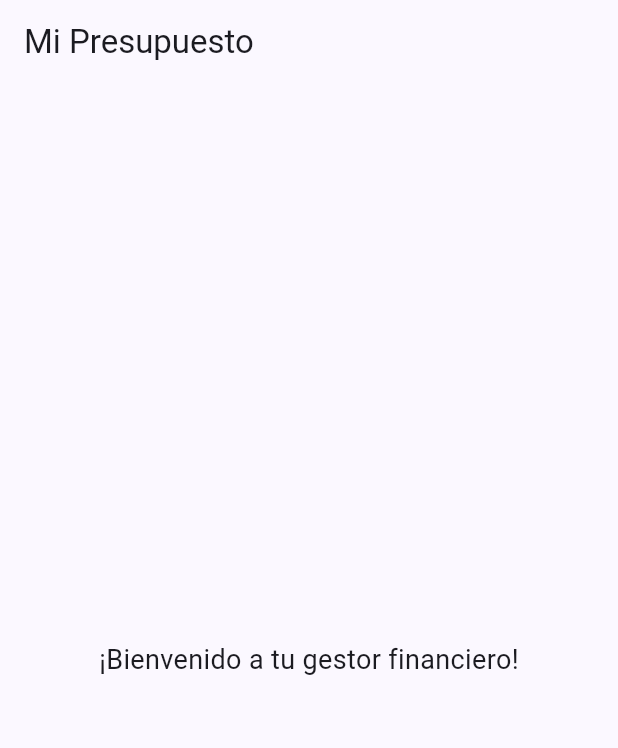
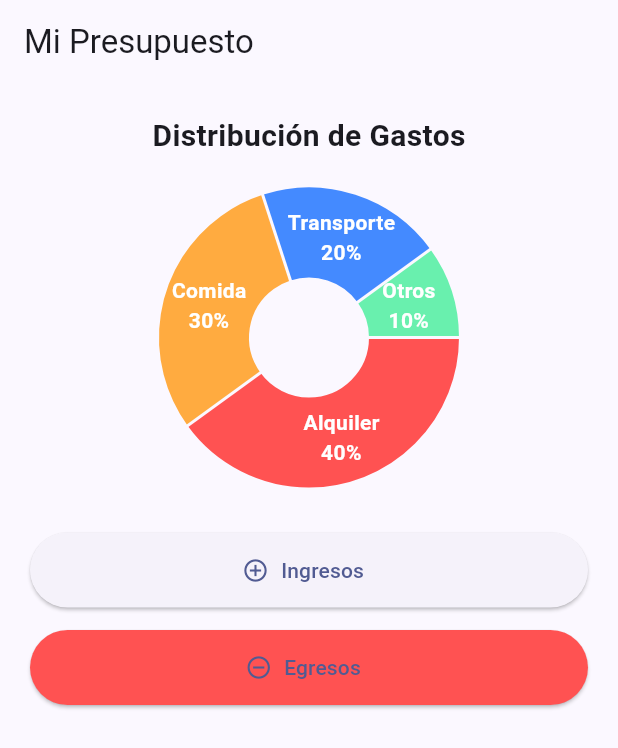
Before and after one commit to OC0098/BudgetApp, a Flutter app: the HomePage screen opened directly, on a phone screen of 412 x 824 dp. Shown: the top 748 px of the screen. Run offline on Flutter 3.47's test engine with Material 3 defaults, Android fonts, the phone set to English and light mode, and no system bars; drawn by our look-alikes of fl_chart.

Commit message:
Adición Pantalla Home
Adicionamos Mockup de pantalla de inicio.

```diff
--- a/budget_app/lib/home_page.dart
+++ b/budget_app/lib/home_page.dart
@@ -1,10 +1,25 @@
 import 'package:flutter/material.dart';
+import 'package:fl_chart/fl_chart.dart';
 
 // --------------------------------------------
 // PANTALLA PRINCIPAL TRAS EL LOGIN
 // --------------------------------------------
 class HomePage extends StatelessWidget {
   const HomePage({super.key});
+
+  void _irAIngresos(BuildContext context) {
+    // Aquí podrías usar Navigator.push para ir a la pantalla de ingresos
+    ScaffoldMessenger.of(context).showSnackBar(
+      const SnackBar(content: Text('Navegar a pantalla de Ingresos')),
+    );
+  }
+
+  void _irAEgresos(BuildContext context) {
+    // Aquí podrías usar Navigator.push para ir a la pantalla de egresos
+    ScaffoldMessenger.of(context).showSnackBar(
+      const SnackBar(content: Text('Navegar a pantalla de Egresos')),
+    );
+  }
 
   @override
   Widget build(BuildContext context) {
@@ -13,10 +28,90 @@
         title: const Text("Mi Presupuesto"),
         automaticallyImplyLeading: false, // Oculta el botón de retroceso
       ),
-      body: const Center(
-        child: Text(
-          "¡Bienvenido a tu gestor financiero!",
-          style: TextStyle(fontSize: 18),
+      body: Padding(
+        padding: const EdgeInsets.all(20),
+        child: Column(
+          children: [
+            const Text(
+              'Distribución de Gastos',
+              style: TextStyle(fontSize: 20, fontWeight: FontWeight.bold),
+            ),
+            const SizedBox(height: 20),
+            SizedBox(
+              height: 200,
+              child: PieChart(
+                PieChartData(
+                  sections: [
+                    PieChartSectionData(
+                      color: Colors.redAccent,
+                      value: 40,
+                      title: 'Alquiler\n40%',
+                      radius: 60,
+                      titleStyle: const TextStyle(
+                        fontSize: 14,
+                        fontWeight: FontWeight.bold,
+                        color: Colors.white,
+                      ),
+                    ),
+                    PieChartSectionData(
+                      color: Colors.orangeAccent,
+                      value: 30,
+                      title: 'Comida\n30%',
+                      radius: 60,
+                      titleStyle: const TextStyle(
+                        fontSize: 14,
+                        fontWeight: FontWeight.bold,
+                        color: Colors.white,
+                      ),
+                    ),
+                    PieChartSectionData(
+                      color: Colors.blueAccent,
+                      value: 20,
+                      title: 'Transporte\n20%',
+                      radius: 60,
+                      titleStyle: const TextStyle(
+                        fontSize: 14,
+                        fontWeight: FontWeight.bold,
+                        color: Colors.white,
+                      ),
+                    ),
+                    PieChartSectionData(
+                      color: Colors.greenAccent,
+                      value: 10,
+                      title: 'Otros\n10%',
+                      radius: 60,
+                      titleStyle: const TextStyle(
+                        fontSize: 14,
+                        fontWeight: FontWeight.bold,
+                        color: Colors.white,
+                      ),
+                    ),
+                  ],
+                  sectionsSpace: 2,
+                  centerSpaceRadius: 40,
+                ),
+              ),
+            ),
+            const SizedBox(height: 30),
+            ElevatedButton.icon(
+              onPressed: () => _irAIngresos(context),
+              icon: const Icon(Icons.add_circle_outline),
+              label: const Text('Ingresos'),
+              style: ElevatedButton.styleFrom(
+                minimumSize: const Size.fromHeight(50),
+              ),
+            ),
+            const SizedBox(height: 15),
+            ElevatedButton.icon(
+              onPressed: () => _irAEgresos(context),
+              icon: const Icon(Icons.remove_circle_outline),
+              label: const Text('Egresos'),
+              style: ElevatedButton.styleFrom(
+                minimumSize: const Size.fromHeight(50),
+                backgroundColor: Colors.redAccent,
+              ),
+            ),
+          ],
         ),
       ),
     );
--- a/budget_app/lib/main.dart
+++ b/budget_app/lib/main.dart
@@ -1,5 +1,6 @@
 // Importación de paquetes de Flutter
 import 'package:flutter/material.dart';
+import 'package:budget_app/home_page.dart';
 
 // --------------------------------------------
 // PUNTO DE ENTRADA PRINCIPAL DE LA APLICACIÓN
@@ -85,6 +86,13 @@
     ScaffoldMessenger.of(context).showSnackBar(
       const SnackBar(content: Text("Inicio de sesión exitoso")),
     );
+
+    Future.delayed(const Duration(seconds: 1), () {
+      Navigator.pushReplacement(
+        context,
+        MaterialPageRoute(builder: (context) => const HomePage()),
+      );
+    });
   }
 
   // ------------------------------------------
--- a/budget_app/pubspec.yaml
+++ b/budget_app/pubspec.yaml
@@ -11,6 +11,7 @@
   flutter:
     sdk: flutter
   cupertino_icons: ^1.0.8
+  fl_chart: ^1.0.0
 
 dev_dependencies:
   flutter_test:
```
Also changed, not shown: 1 other file.
